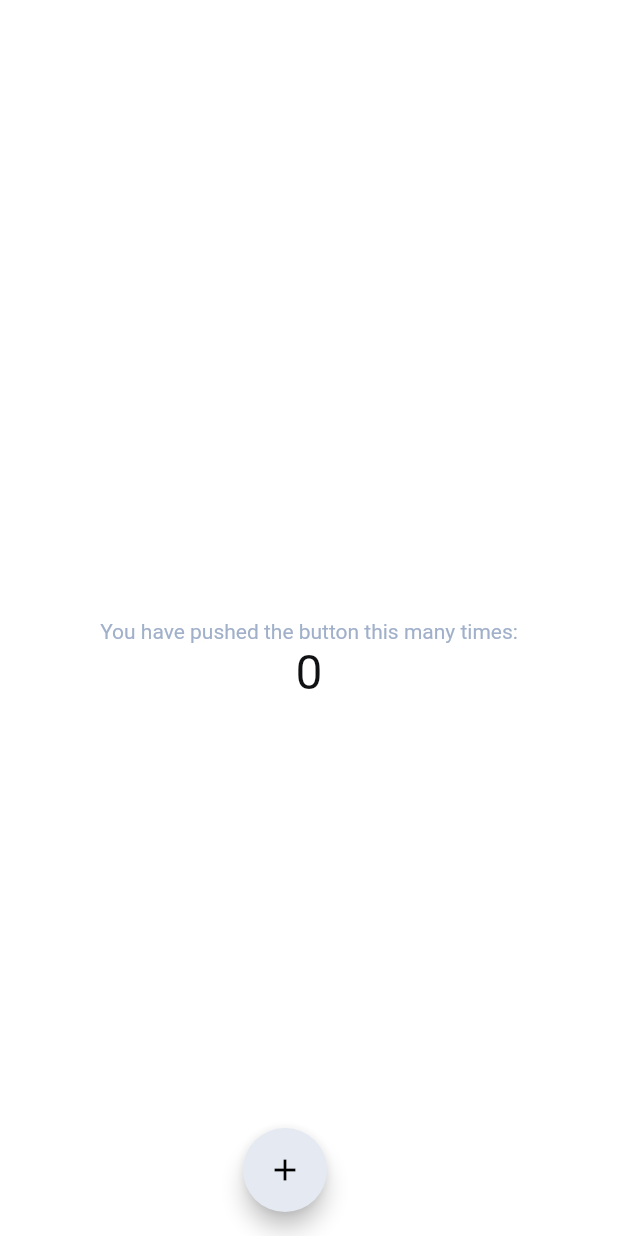
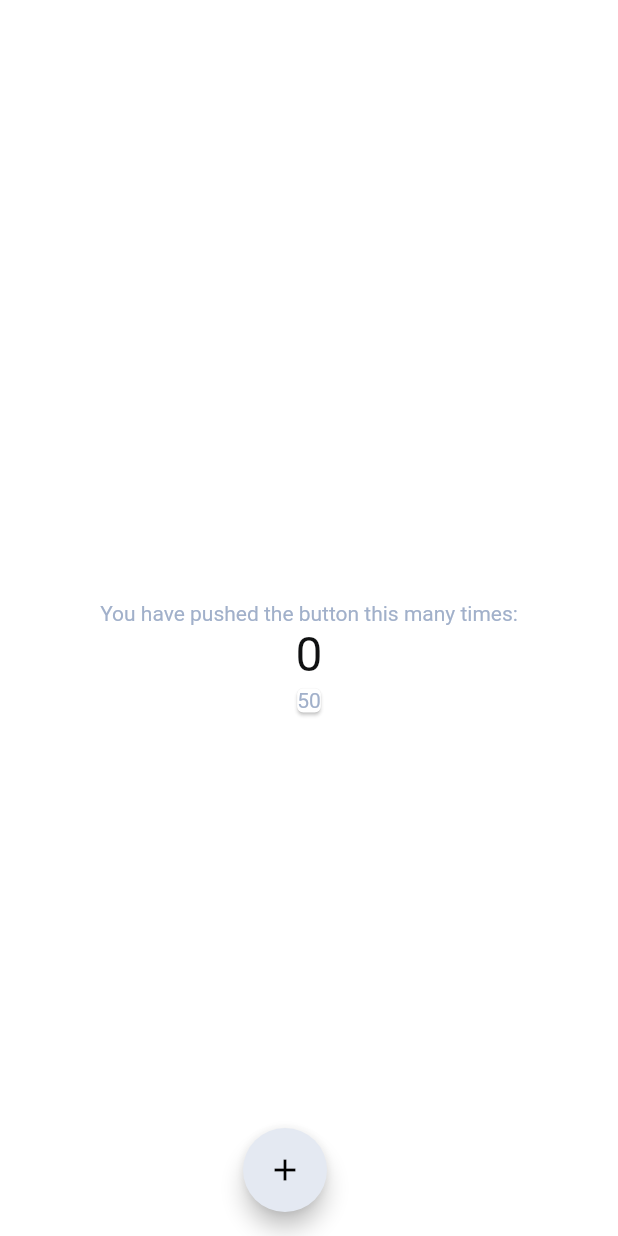
Before and after one commit to nouhben/my-virtual-id, a Flutter app: the screen it shows after launch, on a phone screen of 412 x 824 dp. Run offline on Flutter 3.47's test engine with Material 2 defaults, Android fonts, the phone set to English and light mode, and no system bars; our stand-ins replace cloud_firestore, firebase_auth, firebase_core, google_fonts, image_picker; accounts and stored records are empty.

```diff
--- a/lib/main.dart
+++ b/lib/main.dart
@@ -1,12 +1,115 @@
 import 'package:best_starter_architecture/providers/theme_provider.dart';
+import 'package:best_starter_architecture/shared/constants.dart';
 import 'package:best_starter_architecture/shared/custom_theme.dart';
+import 'package:firebase_core/firebase_core.dart';
 import 'package:flutter/material.dart';
 import 'package:provider/provider.dart';
 
 void main() {
+  WidgetsFlutterBinding.ensureInitialized();
   runApp(MyApp());
 }
+//This works but i prefer more control
+// Future<void> main() async {
+//   WidgetsFlutterBinding.ensureInitialized();
+//   await Firebase.initializeApp();
+//   runApp(MyApp());
+// }
 
+class MyApp extends StatelessWidget {
+  final Future<FirebaseApp> _initialisation = Firebase.initializeApp();
+  @override
+  Widget build(BuildContext context) {
+    return FutureBuilder(
+      future: _initialisation,
+      builder: (context, snapshot) {
+        if (snapshot.connectionState == ConnectionState.waiting) {
+          return CircularProgressIndicator();
+        }
+        if (snapshot.hasError) {
+          return Card(
+            margin: EdgeInsets.all(30),
+            elevation: 3.0,
+            child: Text(
+              snapshot.error.toString(),
+              style: TextStyle(color: Colors.red),
+            ),
+          );
+        }
+        if (snapshot.connectionState == ConnectionState.done) {
+          return ChangeNotifierProvider(
+            create: (context) => MyThemeProvider(),
+            child: Consumer<MyThemeProvider>(
+              builder: (_, theme, __) => MaterialApp(
+                title: 'Flutter Demo',
+                theme: themeData(context),
+                darkTheme: darkThemeData(context),
+                themeMode:
+                    theme.isLightTheme ? ThemeMode.light : ThemeMode.dark,
+                home: ChangeNotifierProvider<ValueNotifier<int>>(
+                  create: (context) => ValueNotifier(0),
+                  builder: (context, child) =>
+                      MyHomePage(title: 'Flutter Provider Starter'),
+                ),
+              ),
+            ),
+          );
+        }
+      },
+    );
+  }
+}
+
+class MyHomePage extends StatelessWidget {
+  MyHomePage({Key key, this.title}) : super(key: key);
+  final String title;
+  @override
+  Widget build(BuildContext context) {
+    final counter = Provider.of<ValueNotifier<int>>(context, listen: false);
+    // ignore: unused_local_variable
+    final theme = Provider.of<MyThemeProvider>(context);
+    print('re-building...');
+    return Scaffold(
+      appBar: AppBar(
+        title: Text(this.title),
+      ),
+      body: Center(
+        child: Column(
+          mainAxisAlignment: MainAxisAlignment.center,
+          children: <Widget>[
+            Text(
+              'You have pushed the button this many times:',
+            ),
+            Consumer<ValueNotifier<int>>(
+              builder: (_, _counter, __) => Text(
+                '${_counter.value}',
+                style: Theme.of(context).textTheme.headline4,
+              ),
+            ),
+            StreamBuilder(
+              stream: Stream.fromIterable([100, 1, 10, 30, 50]),
+              builder: (context, snapshot) => Card(
+                child: Text(snapshot.data.toString()),
+              ),
+            ),
+          ],
+        ),
+      ),
+      floatingActionButton: Row(
+        mainAxisAlignment: MainAxisAlignment.center,
+        children: [
+          FloatingActionButton(
+            onPressed: () => counter.value++,
+            tooltip: 'Increment',
+            child: Icon(Icons.add),
+          ),
+        ],
+      ),
+    );
+  }
+}
+
+/**
 class MyApp extends StatelessWidget {
   @override
   Widget build(BuildContext context) {
@@ -55,6 +158,12 @@ class MyHomePage extends StatelessWidget {
                 style: Theme.of(context).textTheme.headline4,
               ),
             ),
+            StreamBuilder(
+              stream: Stream.fromIterable([100, 1, 10, 30, 50]),
+              builder: (context, snapshot) => Card(
+                child: Text(snapshot.data.toString()),
+              ),
+            ),
           ],
         ),
       ),
@@ -71,7 +180,7 @@ class MyHomePage extends StatelessWidget {
     );
   }
 }
-/**
+
  *
  *
 class MyApp extends StatelessWidget {
--- /dev/null
+++ b/lib/services/firestore_path_service.dart
@@ -0,0 +1,3 @@
+class FirestorePath {
+  static String avatar(String uid) => 'avatar/$uid';
+}
```
Also changed, not shown: lib/models/avatar_reference.dart (added, +25 -0 lines), lib/models/custom_user.dart (added, +11 -0 lines), lib/services/auth_service.dart (added, +52 -0 lines), lib/services/firestore_service.dart (added, +29 -0 lines), lib/services/image_picker_service.dart (added, +14 -0 lines), pubspec.yaml (+3 -7 lines), pubspec.lock.
